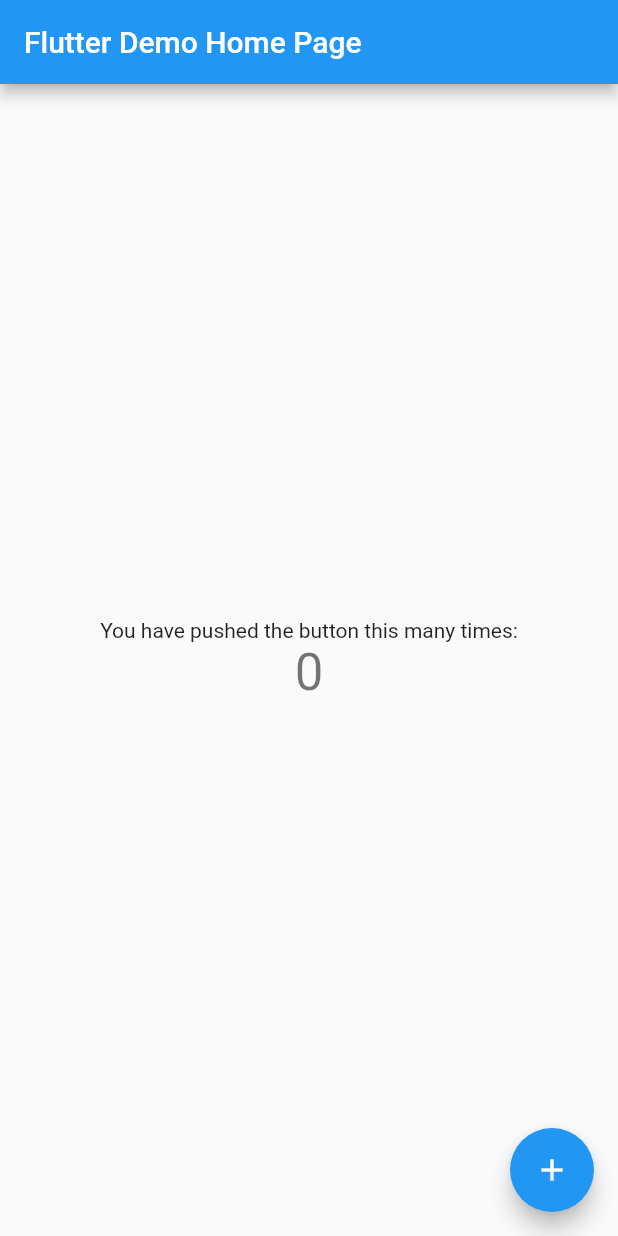
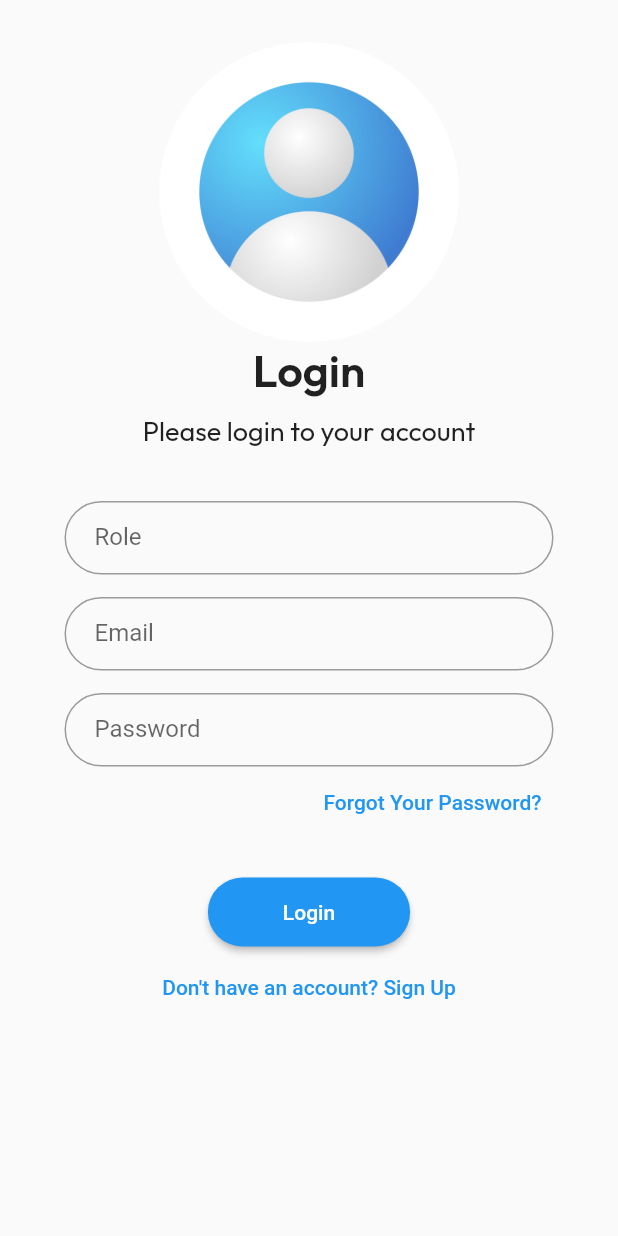
Before and after one commit to amouriessa/ST-flutter, a Flutter app: the screen it shows after launch, on a phone screen of 412 x 824 dp. Run offline on Flutter 3.47's test engine with Material 2 defaults, Android fonts, the phone set to English and light mode, and no system bars.

Commit message:
Finish login UI

```diff
--- a/lib/main.dart
+++ b/lib/main.dart
@@ -1,3 +1,5 @@
+import 'package:bromindo_project/screens/login_screen.dart';
+import 'package:bromindo_project/widgets/login/login_header.dart';
 import 'package:flutter/material.dart';
 
 void main() {
@@ -7,109 +9,11 @@
 class MyApp extends StatelessWidget {
   const MyApp({super.key});
 
-  // This widget is the root of your application.
   @override
   Widget build(BuildContext context) {
     return MaterialApp(
-      title: 'Flutter Demo',
-      theme: ThemeData(
-        // This is the theme of your application.
-        //
-        // Try running your application with "flutter run". You'll see the
-        // application has a blue toolbar. Then, without quitting the app, try
-        // changing the primarySwatch below to Colors.green and then invoke
-        // "hot reload" (press "r" in the console where you ran "flutter run",
-        // or simply save your changes to "hot reload" in a Flutter IDE).
-        // Notice that the counter didn't reset back to zero; the application
-        // is not restarted.
-        primarySwatch: Colors.blue,
-      ),
-      home: const MyHomePage(title: 'Flutter Demo Home Page'),
+      debugShowCheckedModeBanner: false,
+      home: LoginScreen(),
     );
   }
 }
-
-class MyHomePage extends StatefulWidget {
-  const MyHomePage({super.key, required this.title});
-
-  // This widget is the home page of your application. It is stateful, meaning
-  // that it has a State object (defined below) that contains fields that affect
-  // how it looks.
-
-  // This class is the configuration for the state. It holds the values (in this
-  // case the title) provided by the parent (in this case the App widget) and
-  // used by the build method of the State. Fields in a Widget subclass are
-  // always marked "final".
-
-  final String title;
-
-  @override
-  State<MyHomePage> createState() => _MyHomePageState();
-}
-
-class _MyHomePageState extends State<MyHomePage> {
-  int _counter = 0;
-
-  void _incrementCounter() {
-    setState(() {
-      // This call to setState tells the Flutter framework that something has
-      // changed in this State, which causes it to rerun the build method below
-      // so that the display can reflect the updated values. If we changed
-      // _counter without calling setState(), then the build method would not be
-      // called again, and so nothing would appear to happen.
-      _counter++;
-    });
-  }
-
-  @override
-  Widget build(BuildContext context) {
-    // This method is rerun every time setState is called, for instance as done
-    // by the _incrementCounter method above.
-    //
-    // The Flutter framework has been optimized to make rerunning build methods
-    // fast, so that you can just rebuild anything that needs updating rather
-    // than having to individually change instances of widgets.
-    return Scaffold(
-      appBar: AppBar(
-        // Here we take the value from the MyHomePage object that was created by
-        // the App.build method, and use it to set our appbar title.
-        title: Text(widget.title),
-      ),
-      body: Center(
-        // Center is a layout widget. It takes a single child and positions it
-        // in the middle of the parent.
-        child: Column(
-          // Column is also a layout widget. It takes a list of children and
-          // arranges them vertically. By default, it sizes itself to fit its
-          // children horizontally, and tries to be as tall as its parent.
-          //
-          // Invoke "debug painting" (press "p" in the console, choose the
-          // "Toggle Debug Paint" action from the Flutter Inspector in Android
-          // Studio, or the "Toggle Debug Paint" command in Visual Studio Code)
-          // to see the wireframe for each widget.
-          //
-          // Column has various properties to control how it sizes itself and
-          // how it positions its children. Here we use mainAxisAlignment to
-          // center the children vertically; the main axis here is the vertical
-          // axis because Columns are vertical (the cross axis would be
-          // horizontal).
-          mainAxisAlignment: MainAxisAlignment.center,
-          children: <Widget>[
-            const Text(
-              'You have pushed the button this many times:',
-            ),
-            Text(
-              '$_counter',
-              style: Theme.of(context).textTheme.headlineMedium,
-            ),
-          ],
-        ),
-      ),
-      floatingActionButton: FloatingActionButton(
-        onPressed: _incrementCounter,
-        tooltip: 'Increment',
-        child: const Icon(Icons.add),
-      ), // This trailing comma makes auto-formatting nicer for build methods.
-    );
-  }
-}
--- /dev/null
+++ b/lib/screens/login_screen.dart
@@ -0,0 +1,35 @@
+import 'package:bromindo_project/widgets/login/login_footer.dart';
+import 'package:bromindo_project/widgets/login/login_form.dart';
+import 'package:bromindo_project/widgets/login/login_header.dart';
+import 'package:flutter/material.dart';
+
+class LoginScreen extends StatelessWidget {
+  const LoginScreen({super.key});
+
+  @override
+  Widget build(BuildContext context) {
+    var role = TextEditingController();
+    var email = TextEditingController();
+    var pass = TextEditingController();
+    var formkey = GlobalKey<FormState>();
+
+    return Scaffold(
+      body: SafeArea(
+          child: Center(
+        child: Padding(
+          padding: EdgeInsets.all(8.0),
+          child: Column(
+            children: [
+              LoginHeader(),
+              LoginForm(
+                  etRole: role, etEmail: email, etPass: pass, formkey: formkey),
+              LoginFooter(
+                onPressedLogin: () {},
+              )
+            ],
+          ),
+        ),
+      )),
+    );
+  }
+}
--- a/lib/styles.dart
+++ b/lib/styles.dart
@@ -10,13 +10,12 @@
     fontFamily: 'Outfit',
     fontWeight: FontWeight.bold,
     fontSize: 18.0,
-    color: AppColors.darkGrey,
+    color: Colors.black,
   );
 
   static TextStyle body = const TextStyle(
-    fontFamily: 'Outfit',
-    fontWeight: FontWeight.normal,
-    fontSize: 16.0,
-    color: AppColors.darkGrey,
-  );
+      fontFamily: 'Outfit',
+      fontWeight: FontWeight.normal,
+      fontSize: 18.0,
+      color: Colors.black);
 }
--- /dev/null
+++ b/lib/widgets/login/login_footer.dart
@@ -0,0 +1,39 @@
+import 'package:flutter/material.dart';
+
+class LoginFooter extends StatelessWidget {
+  const LoginFooter({Key? key, required this.onPressedLogin}) : super(key: key);
+
+  final VoidCallback onPressedLogin;
+
+  @override
+  Widget build(BuildContext context) {
+    return Column(
+      children: [
+        SizedBox(
+          height: 25,
+        ),
+        ElevatedButton(
+          onPressed: onPressedLogin,
+          child: const Text("Login"),
+          style: ElevatedButton.styleFrom(
+            primary: Colors.blue,
+            onPrimary: Colors.white,
+            shape: RoundedRectangleBorder(
+              borderRadius: BorderRadius.circular(40.0),
+            ),
+            padding: EdgeInsets.symmetric(
+                horizontal: 50, vertical: 15), // Padding tombol
+          ),
+        ),
+        SizedBox(height: 2),
+        TextButton(
+          onPressed: () {
+            // Navigasi ke halaman reset password
+            // Misalnya dengan Navigator.push ke halaman ResetPassword
+          },
+          child: Text("Don't have an account? Sign Up"),
+        ),
+      ],
+    );
+  }
+}
--- /dev/null
+++ b/lib/widgets/login/login_form.dart
@@ -0,0 +1,111 @@
+import 'package:flutter/material.dart';
+import 'package:flutter/src/widgets/framework.dart';
+import 'package:flutter/src/widgets/placeholder.dart';
+
+class LoginForm extends StatefulWidget {
+  const LoginForm(
+      {super.key,
+      required this.etRole,
+      required this.etEmail,
+      required this.etPass,
+      required this.formkey});
+
+  final TextEditingController etRole;
+  final TextEditingController etEmail;
+  final TextEditingController etPass;
+  final GlobalKey<FormState> formkey;
+
+  @override
+  State<LoginForm> createState() => _LoginFormState();
+}
+
+class _LoginFormState extends State<LoginForm> {
+  String? validateEmail(String? value) {
+    if (value == null || value.isEmpty) {
+      return 'Email must not be blank';
+    }
+    final RegExp emailRegex =
+        RegExp(r"^[a-zA-Z0-9._%+-]+@[a-zA-Z0-9.-]+\.[a-zA-Z]{2,4}$");
+    if (!emailRegex.hasMatch(value)) {
+      return 'Please enter a valid email';
+    }
+    return null;
+  }
+
+  @override
+  Widget build(BuildContext context) {
+    return Padding(
+      padding: const EdgeInsets.symmetric(horizontal: 35.0),
+      child: SingleChildScrollView(
+        child: Form(
+            child: Column(
+          children: [
+            TextFormField(
+              controller: widget.etRole,
+              keyboardType: TextInputType.text,
+              autovalidateMode: AutovalidateMode.onUserInteraction,
+              decoration: InputDecoration(
+                labelText: "Role",
+                border: OutlineInputBorder(
+                  borderRadius: BorderRadius.circular(40.0),
+                ),
+                contentPadding:
+                    EdgeInsets.symmetric(vertical: 15.0, horizontal: 20.0),
+              ),
+            ),
+            SizedBox(
+              height: 15,
+            ),
+            TextFormField(
+              controller: widget.etEmail,
+              keyboardType: TextInputType.text,
+              autovalidateMode: AutovalidateMode.onUserInteraction,
+              decoration: InputDecoration(
+                labelText: "Email",
+                border: OutlineInputBorder(
+                  borderRadius: BorderRadius.circular(40.0),
+                ),
+                contentPadding:
+                    EdgeInsets.symmetric(vertical: 15.0, horizontal: 20.0),
+              ),
+              validator: validateEmail,
+            ),
+            SizedBox(
+              height: 15,
+            ),
+            TextFormField(
+              controller: widget.etPass,
+              keyboardType: TextInputType.text,
+              autovalidateMode: AutovalidateMode.onUserInteraction,
+              decoration: InputDecoration(
+                labelText: "Password",
+                border: OutlineInputBorder(
+                  borderRadius: BorderRadius.circular(40.0),
+                ),
+                contentPadding:
+                    EdgeInsets.symmetric(vertical: 15.0, horizontal: 20.0),
+              ),
+              validator: (value) {
+                if (value!.length < 8) {
+                  return 'Password must be at least 8 characters';
+                }
+                return null;
+              },
+              obscureText: true,
+            ),
+            Align(
+              alignment: Alignment.centerRight,
+              child: TextButton(
+                onPressed: () {
+                  // Navigasi ke halaman reset password
+                  // Misalnya dengan Navigator.push ke halaman ResetPassword
+                },
+                child: Text("Forgot Your Password?"),
+              ),
+            ),
+          ],
+        )),
+      ),
+    );
+  }
+}
--- /dev/null
+++ b/lib/widgets/login/login_header.dart
@@ -0,0 +1,41 @@
+import 'package:bromindo_project/styles.dart';
+import 'package:flutter/material.dart';
+import 'package:flutter/src/widgets/framework.dart';
+import 'package:flutter/src/widgets/placeholder.dart';
+
+class LoginHeader extends StatelessWidget {
+  const LoginHeader({super.key});
+
+  @override
+  Widget build(BuildContext context) {
+    return Column(
+      children: const [
+        SizedBox(height: 20),
+        CircleAvatar(
+          backgroundImage: AssetImage('assets/images/user_icon.png'),
+          backgroundColor: Colors.white,
+          radius: 100,
+        ),
+        Text(
+          'Login',
+          style: TextStyle(
+              fontFamily: 'Outfit', fontSize: 30, fontWeight: FontWeight.bold),
+        ),
+        SizedBox(
+          height: 10,
+        ),
+        Text(
+          'Please login to your account',
+          style: TextStyle(
+              fontFamily: 'Outfit',
+              fontSize: 18,
+              fontWeight: FontWeight.normal),
+        ),
+        SizedBox(
+          height: 35,
+        ),
+        //
+      ],
+    );
+  }
+}
```
Also changed, not shown: pubspec.yaml (+10 -6 lines).
